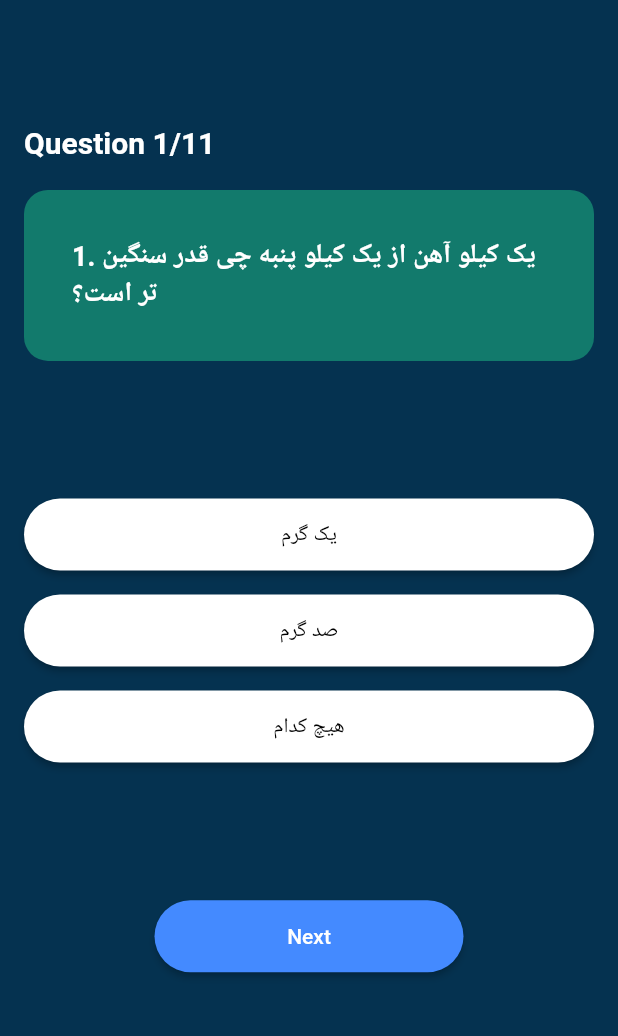
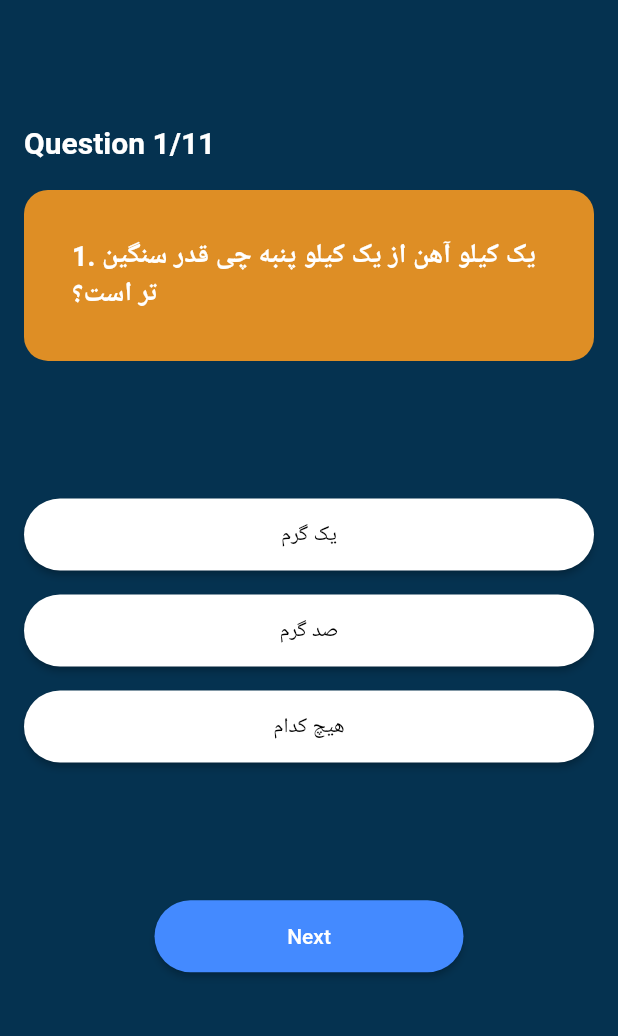
Before and after one commit to ShokryaAkbary/kids-iq-test, a Flutter app: the screen it shows after launch, after a tap on "Start", on a phone screen of 412 x 824 dp, the part 153-1189 px from its top. Run offline on Flutter 3.47's test engine with Material 2 defaults, Android fonts, the phone set to English and light mode, and no system bars.

Commit message:
next step

```diff
--- a/lib/question_model.dart
+++ b/lib/question_model.dart
@@ -1,3 +1,5 @@
+
+
 class Question{
   final String questionText;
   final List<Answer>answersList;
@@ -30,9 +32,9 @@ List<Question> getQuestions(){
         ],));list.add(
       Question("3-اگر تمام رنگ ها را با هم ترکیب کنیم آیا رنگین کمان خواهیم داشت؟",
         [
-          Answer(" نه_  ", false),
+          Answer(" نه_  ", true),
           Answer(" بله", false),
-          Answer("هیچ کدام", true),
+          Answer("هیچ کدام", false),
         ],));list.add(
       Question("4. - یک گرگ به بالای کوه می رود تا غرش شبانه خود را شروع کند. چقد طول می کشد تا به بالای کوه برسد؟ ",
         [
@@ -42,27 +44,27 @@ List<Question> getQuestions(){
         ],));list.add(
       Question("5. گر کاملا اتفاقی به کودکستان زمان کودکی خود بروید می توانید بخوانید، بنویسید یا جدول ضرب انجام دهید؟",
         [
-          Answer("بله ", false),
+          Answer("بله ", true),
           Answer(" نه_", false),
-          Answer("هیچ کدام", true),
+          Answer("هیچ کدام", false),
         ],));list.add(
       Question("6- آیا چنین چیزی ممکن است که یک نفر سریعتر از رودخانه شنا کند؟",
         [
-          Answer("بله ", false),
+          Answer("بله ", true),
           Answer("نه_ ", false),
-          Answer("هیچ کدام", true),
+          Answer("هیچ کدام", false),
         ],));list.add(
       Question("7- آقای اسمیت و خانم ژانت اسمیت از هم طلاق می گیرند. بعد از یک مدت خانم ژانت اسم اول خودش را پس می گیرد و پس از پنج سال دوباره می شود همان خانم ژانت اسمیت در صورتی از از آقای اسمیت جدا شده است. چنین چیزی امکان دارد؟",
         [
-          Answer("بله", false),
+          Answer("بله", true),
           Answer("نه_", false),
-          Answer("هیچ کدام",true),
+          Answer("هیچ کدام",false),
         ],));list.add(
       Question("8- آقای کوک مشکوک است که کسی را کشته است پلیس از او سوال می کند که در شب قتل کجا بوده در پاسخ می گوید منزل بوده ام و سریال نگاه می کردم و جزییات فیلم را نیز می گوید.آیا با این ادعا ثابت می شود که آقای کوک بی گناه است؟",
         [
           Answer("بله", false),
-          Answer("نه_", false),
-          Answer("هیچ کدام",true),
+          Answer("نه_", true),
+          Answer("هیچ کدام",false),
         ],));list.add(
       Question("9- اگر شتر مرغ بخواهد به وطنش بازگردد چه زمانی برای پرواز او به جنوب زمان مناسبی است؟",
         [
--- a/lib/quiz_screen.dart
+++ b/lib/quiz_screen.dart
@@ -1,31 +1,34 @@
+import 'question_model.dart';
 import 'package:flutter/material.dart';
 import 'question_model.dart';
-import 'result_page.dart';
+import 'main.dart';
 
-class QuizScreen extends StatefulWidget{
+class QuizScreen extends StatefulWidget {
   @override
   State<QuizScreen> createState() => _QuizScreenState();
 }
 
 class _QuizScreenState extends State<QuizScreen> {
-
   //define the datas
-  List<Question> questionList=getQuestions();
-  int currentQuestionIndex=0;
-  int score=0;
+  List<Question> questionList = getQuestions();
+  int currentQuestionIndex = 0;
+  int score = 0;
   Answer? selectedAnswer;
   @override
-  Widget build(BuildContext context){
+  Widget build(BuildContext context) {
     return Scaffold(
-      backgroundColor:const Color.fromARGB(255, 5, 50, 80),
+      backgroundColor: const Color.fromARGB(255, 5, 50, 80),
       body: Container(
-        margin: const EdgeInsets.symmetric(horizontal: 16,vertical: 32),
-        child: Column(
-        mainAxisAlignment: MainAxisAlignment.spaceAround,children: [
-          const Text("Kids Iq Test",style: TextStyle(
+        margin: const EdgeInsets.symmetric(horizontal: 16, vertical: 32),
+        child:
+            Column(mainAxisAlignment: MainAxisAlignment.spaceAround, children: [
+          const Text(
+            "Kids Iq Test",
+            style: TextStyle(
               color: Colors.white,
               fontSize: 24,
-          ),),
+            ),
+          ),
           _questionWidget(),
           _answerList(),
           _nextButton(),
@@ -33,38 +36,43 @@ class _QuizScreenState extends State<QuizScreen> {
       ),
     );
   }
-  _questionWidget(){
+
+  _questionWidget() {
     return Column(
       crossAxisAlignment: CrossAxisAlignment.start,
       mainAxisAlignment: MainAxisAlignment.center,
       children: [
         Text(
-          "Question ${currentQuestionIndex+1}/${questionList.length.toString()}",
-          style:const TextStyle(
-        color:Colors.white,
-            fontSize:20,
+          "Question ${currentQuestionIndex + 1}/${questionList.length.toString()}",
+          style: const TextStyle(
+            color: Colors.white,
+            fontSize: 20,
             fontWeight: FontWeight.w600,
-        ),),
+          ),
+        ),
         const SizedBox(height: 20),
         Container(
           alignment: Alignment.center,
           width: double.infinity,
           padding: const EdgeInsets.all(32),
           decoration: BoxDecoration(
-          color: Color(0xFF127A6C),
+            color: Color(0xFFDE8E25),
             borderRadius: BorderRadius.circular(16),
           ),
-          child: Text(questionList[currentQuestionIndex].questionText,
+          child: Text(
+            questionList[currentQuestionIndex].questionText,
             style: const TextStyle(
               color: Colors.white,
               fontSize: 18,
               fontWeight: FontWeight.w600,
-          ),),
+            ),
+          ),
         )
       ],
     );
   }
-  _answerList(){
+
+  _answerList() {
     return Column(
       children: questionList[currentQuestionIndex]
           .answersList
@@ -74,8 +82,9 @@ class _QuizScreenState extends State<QuizScreen> {
           .toList(),
     );
   }
-  Widget _answerButton(Answer answer){
-    bool isSelected =answer==selectedAnswer;
+
+  Widget _answerButton(Answer answer) {
+    bool isSelected = answer == selectedAnswer;
 
     return Container(
       width: double.infinity,
@@ -85,93 +94,83 @@ class _QuizScreenState extends State<QuizScreen> {
         child: Text(answer.answerText),
         style: ElevatedButton.styleFrom(
           shape: const StadiumBorder(),
-primary: isSelected?Colors.orangeAccent:Colors.white,
-onPrimary: isSelected?Colors.white: Colors.black,
+          primary: isSelected ? Colors.orangeAccent : Colors.white,
+          onPrimary: isSelected ? Colors.white : Colors.black,
         ),
-        onPressed: (){
-          if(selectedAnswer == null){
-           if(answer.isCorrect){
+        onPressed: () {
+          if (selectedAnswer == null) {
+            if (answer.isCorrect) {
               score++;
             }
-            setState((){
-              selectedAnswer=answer;
+            setState(() {
+              selectedAnswer = answer;
             });
           }
-
         },
       ),
     );
   }
-  _nextButton(){
-    bool isLastQuestion=false;
-    if(currentQuestionIndex==questionList.length-1){
-      isLastQuestion=true;
+
+  _nextButton() {
+    bool isLastQuestion = false;
+    if (currentQuestionIndex == questionList.length - 1) {
+      isLastQuestion = true;
     }
 
-    InkWell(
-      onTap: (){
 
-      },
-    )   ;
-    return InkWell(
-      onTap: (){
-        Navigator.push(context, MaterialPageRoute(builder: (context){
-
-
-
-          return ResultsPage();
-        },
-        ),);
-      },
-
-      child: Container(
-      width: MediaQuery.of(context).size.width*0.5,
+      return Container(
+        width: MediaQuery.of(context).size.width * 0.5,
         height: 48,
         child: ElevatedButton(
-        child: Text(isLastQuestion?"Submit":"Next"),
+          child: Text(isLastQuestion ? "Submit" : "Next"),
           style: ElevatedButton.styleFrom(
             shape: const StadiumBorder(),
-          primary:Colors.blueAccent,
+            primary: Colors.blueAccent,
             onPrimary: Colors.white,
           ),
-        onPressed: (){
-          if(isLastQuestion){
-        showDialog(context: context, builder: (_)=>_showScoreDialog());    //display score
-          }else{
+          onPressed: () {
+            if (isLastQuestion) {
+              showDialog(
+                  context: context,
+                  builder: (_) => _showScoreDialog()); //display score
+            } else {
               //next question
-            setState((){
-              selectedAnswer=null;
+              setState(() {
+                // currentQuestionIndex =Random().nextInt(10)+1;
+                selectedAnswer = null;
                 currentQuestionIndex++;
               });
             }
           },
         ),
+      );
+
+  }
+
+  _showScoreDialog() {
+    bool isPassed = false;
+
+    if (score >= questionList.length * 0.6) {
+      //pass if 60%
+      isPassed = true;
+    }
+    String title = isPassed ? "Passed" : "Failed";
+    return AlertDialog(
+      title: Text(
+        title + "| Score is $score",
+        style: TextStyle(color: isPassed ? Colors.green : Color(0xFFBF0E43)),
+      ),
+      content: ElevatedButton(
+        child: const Text("Restart"),
+        onPressed: () {
+          Navigator.pop(context);
+          setState(() {
+            currentQuestionIndex = 0;
+            score = 0;
+            selectedAnswer = null;
+          });
+        },
       ),
     );
   }
-  _showScoreDialog(){
-    bool isPassed=false;
-
-    if(score>= questionList.length *0.6){
-      //pass if 60%
-      isPassed=true;
 }
-    String title=isPassed?"Passed":"Failed";
-    return AlertDialog(
-      title: Text(
-          title +"| Score is $score",
-        style: TextStyle(color: isPassed?Colors.green:Color(0xFFBF0E43)),
-    ),
-    content: ElevatedButton(
-    child: const Text("Restart"),
-    onPressed: (){
-      Navigator.pop(context);
-     setState((){
-    currentQuestionIndex=0;
-    score=0;
-    selectedAnswer=null;
-    });
-    },),
-    );
-  }
-}
--- a/lib/start_page.dart
+++ b/lib/start_page.dart
@@ -9,7 +9,7 @@ class StartPage extends StatelessWidget {
   Widget build(BuildContext context) {
     return MaterialApp(
       home: Scaffold(
-        backgroundColor: Colors.blue[900],
+        backgroundColor:  Color(0xFFF1B05A),
         body: Container(
           child: Column(
             crossAxisAlignment: CrossAxisAlignment.center,
@@ -18,7 +18,7 @@ class StartPage extends StatelessWidget {
                 child: Padding(
                   padding: const EdgeInsets.only(top: 90),
                   child: CircleAvatar(
-                    backgroundImage: AssetImage('assets/images/kids.jpg'),
+                    backgroundImage: AssetImage('images/kid.jpg'),
                     radius: 70,
                   ),
                 ),
--- a/pubspec.yaml
+++ b/pubspec.yaml
@@ -58,9 +58,9 @@ flutter:
   uses-material-design: true
 
   # To add assets to your application, add an assets section, like this:
-  # assets:
-  #   - images/a_dot_burr.jpeg
-  #   - images/a_dot_ham.jpeg
+  assets:
+   - images/
+
 
   # An image asset can refer to one or more resolution-specific "variants", see
   # https://flutter.dev/assets-and-images/#resolution-aware
```
Also changed, not shown: lib/bottom_button.dart (deleted, +0 -25 lines), lib/constants.dart (deleted, +0 -37 lines), lib/result_page.dart (deleted, +0 -81 lines), lib/reusable_card.dart (deleted, +0 -24 lines), images/kid.jpg (added), 37 other files. Lines whose indentation alone changed are shown as unchanged.
